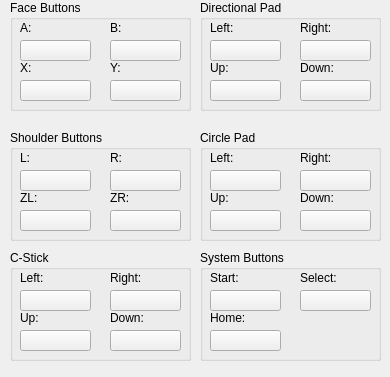
Before: the Qt Designer form src/citra_qt/configure_input.ui in bunnei/citra, drawn with Qt 5.
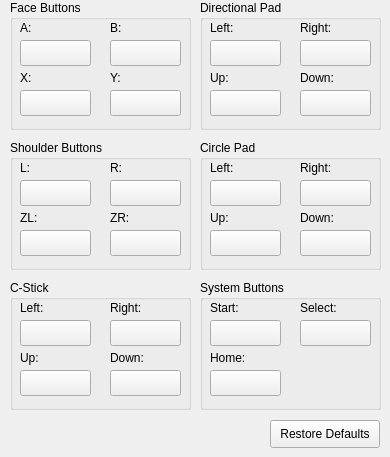
After: the same form once the commit is applied.

Commit message: Implement QT GUI tab for changing keyboard controls

Patch:
```diff
--- a/src/citra_qt/configure_input.ui
+++ b/src/citra_qt/configure_input.ui
@@ -7,7 +7,7 @@
     <x>0</x>
     <y>0</y>
     <width>390</width>
-    <height>377</height>
+        <height>457</height>
    </rect>
   </property>
   <property name="windowTitle">
@@ -19,7 +19,7 @@
      <x>10</x>
      <y>0</y>
      <width>181</width>
-     <height>111</height>
+          <height>130</height>
     </rect>
    </property>
    <property name="title">
@@ -37,7 +37,7 @@
       <x>10</x>
       <y>20</y>
       <width>71</width>
-      <height>41</height>
+            <height>50</height>
      </rect>
     </property>
     <widget class="QLabel" name="label">
@@ -59,7 +59,7 @@
        <x>0</x>
        <y>20</y>
        <width>71</width>
-       <height>21</height>
+              <height>26</height>
       </rect>
      </property>
      <property name="text">
@@ -73,7 +73,7 @@
       <x>100</x>
       <y>20</y>
       <width>71</width>
-      <height>41</height>
+            <height>50</height>
      </rect>
     </property>
     <widget class="QLabel" name="label_2">
@@ -95,7 +95,7 @@
        <x>0</x>
        <y>20</y>
        <width>71</width>
-       <height>21</height>
+              <height>26</height>
       </rect>
      </property>
      <property name="text">
@@ -107,9 +107,9 @@
     <property name="geometry">
      <rect>
       <x>10</x>
-      <y>60</y>
+            <y>70</y>
       <width>71</width>
-      <height>41</height>
+            <height>50</height>
      </rect>
     </property>
     <widget class="QLabel" name="label_3">
@@ -131,7 +131,7 @@
        <x>0</x>
        <y>20</y>
        <width>71</width>
-       <height>21</height>
+              <height>26</height>
       </rect>
      </property>
      <property name="text">
@@ -143,9 +143,9 @@
     <property name="geometry">
      <rect>
       <x>100</x>
-      <y>60</y>
+            <y>70</y>
       <width>71</width>
-      <height>41</height>
+            <height>50</height>
      </rect>
     </property>
     <widget class="QLabel" name="label_4">
@@ -167,7 +167,7 @@
        <x>0</x>
        <y>20</y>
        <width>71</width>
-       <height>21</height>
+              <height>26</height>
       </rect>
      </property>
      <property name="text">
@@ -187,7 +187,7 @@
      <x>200</x>
      <y>0</y>
      <width>181</width>
-     <height>111</height>
+          <height>130</height>
     </rect>
    </property>
    <property name="title">
@@ -203,9 +203,9 @@
     <property name="geometry">
      <rect>
       <x>10</x>
-      <y>60</y>
+            <y>70</y>
       <width>71</width>
-      <height>41</height>
+            <height>50</height>
      </rect>
     </property>
     <widget class="QLabel" name="label_5">
@@ -227,7 +227,7 @@
        <x>0</x>
        <y>20</y>
        <width>71</width>
-       <height>21</height>
+              <height>26</height>
       </rect>
      </property>
      <property name="text">
@@ -241,7 +241,7 @@
       <x>10</x>
       <y>20</y>
       <width>71</width>
-      <height>41</height>
+            <height>50</height>
      </rect>
     </property>
     <widget class="QLabel" name="label_8">
@@ -263,7 +263,7 @@
        <x>0</x>
        <y>20</y>
        <width>71</width>
-       <height>21</height>
+              <height>26</height>
       </rect>
      </property>
      <property name="text">
@@ -277,7 +277,7 @@
       <x>100</x>
       <y>20</y>
       <width>71</width>
-      <height>41</height>
+            <height>50</height>
      </rect>
     </property>
     <widget class="QLabel" name="label_7">
@@ -299,7 +299,7 @@
        <x>0</x>
        <y>20</y>
        <width>71</width>
-       <height>21</height>
+              <height>26</height>
       </rect>
      </property>
      <property name="text">
@@ -311,9 +311,9 @@
     <property name="geometry">
      <rect>
       <x>100</x>
-      <y>60</y>
+            <y>70</y>
       <width>71</width>
-      <height>41</height>
+            <height>50</height>
      </rect>
     </property>
     <widget class="QLabel" name="label_6">
@@ -335,7 +335,7 @@
        <x>0</x>
        <y>20</y>
        <width>71</width>
-       <height>21</height>
+              <height>26</height>
       </rect>
      </property>
      <property name="text">
@@ -353,9 +353,9 @@
    <property name="geometry">
     <rect>
      <x>10</x>
-     <y>130</y>
+          <y>140</y>
      <width>181</width>
-     <height>111</height>
+          <height>130</height>
     </rect>
    </property>
    <property name="title">
@@ -373,7 +373,7 @@
       <x>10</x>
       <y>20</y>
       <width>71</width>
-      <height>41</height>
+            <height>50</height>
      </rect>
     </property>
     <widget class="QLabel" name="label_9">
@@ -395,7 +395,7 @@
        <x>0</x>
        <y>20</y>
        <width>71</width>
-       <height>21</height>
+              <height>26</height>
       </rect>
      </property>
      <property name="text">
@@ -407,9 +407,9 @@
     <property name="geometry">
      <rect>
       <x>100</x>
-      <y>60</y>
+            <y>70</y>
       <width>71</width>
-      <height>41</height>
+            <height>50</height>
      </rect>
     </property>
     <widget class="QLabel" name="label_10">
@@ -431,7 +431,7 @@
        <x>0</x>
        <y>20</y>
        <width>71</width>
-       <height>21</height>
+              <height>26</height>
       </rect>
      </property>
      <property name="text">
@@ -445,7 +445,7 @@
       <x>100</x>
       <y>20</y>
       <width>71</width>
-      <height>41</height>
+            <height>50</height>
      </rect>
     </property>
     <widget class="QLabel" name="label_11">
@@ -467,7 +467,7 @@
        <x>0</x>
        <y>20</y>
        <width>71</width>
-       <height>21</height>
+              <height>26</height>
       </rect>
      </property>
      <property name="text">
@@ -479,9 +479,9 @@
     <property name="geometry">
      <rect>
       <x>10</x>
-      <y>60</y>
+            <y>70</y>
       <width>71</width>
-      <height>41</height>
+            <height>50</height>
      </rect>
     </property>
     <widget class="QLabel" name="label_12">
@@ -503,7 +503,7 @@
        <x>0</x>
        <y>20</y>
        <width>71</width>
-       <height>21</height>
+              <height>26</height>
       </rect>
      </property>
      <property name="text">
@@ -522,9 +522,9 @@
    <property name="geometry">
     <rect>
      <x>200</x>
-     <y>130</y>
+          <y>140</y>
      <width>181</width>
-     <height>111</height>
+          <height>130</height>
     </rect>
    </property>
    <property name="title">
@@ -542,7 +542,7 @@
       <x>10</x>
       <y>20</y>
       <width>71</width>
-      <height>41</height>
+            <height>50</height>
      </rect>
     </property>
     <widget class="QLabel" name="label_13">
@@ -564,7 +564,7 @@
        <x>0</x>
        <y>20</y>
        <width>71</width>
-       <height>21</height>
+              <height>26</height>
       </rect>
      </property>
      <property name="text">
@@ -576,9 +576,9 @@
     <property name="geometry">
      <rect>
       <x>100</x>
-      <y>60</y>
+            <y>70</y>
       <width>71</width>
-      <height>41</height>
+            <height>50</height>
      </rect>
     </property>
     <widget class="QLabel" name="label_14">
@@ -600,7 +600,7 @@
        <x>0</x>
        <y>20</y>
        <width>71</width>
-       <height>21</height>
+              <height>26</height>
       </rect>
      </property>
      <property name="text">
@@ -614,7 +614,7 @@
       <x>100</x>
       <y>20</y>
       <width>71</width>
-      <height>41</height>
+            <height>50</height>
      </rect>
     </property>
     <widget class="QLabel" name="label_15">
@@ -636,7 +636,7 @@
        <x>0</x>
        <y>20</y>
        <width>71</width>
-       <height>21</height>
+              <height>26</height>
       </rect>
      </property>
      <property name="text">
@@ -648,9 +648,9 @@
     <property name="geometry">
      <rect>
       <x>10</x>
-      <y>60</y>
+            <y>70</y>
       <width>71</width>
-      <height>41</height>
+            <height>50</height>
      </rect>
     </property>
     <widget class="QLabel" name="label_16">
@@ -672,7 +672,7 @@
        <x>0</x>
        <y>20</y>
        <width>71</width>
-       <height>21</height>
+              <height>26</height>
       </rect>
      </property>
      <property name="text">
@@ -685,9 +685,9 @@
    <property name="geometry">
     <rect>
      <x>10</x>
-     <y>250</y>
+          <y>280</y>
      <width>181</width>
-     <height>111</height>
+          <height>130</height>
     </rect>
    </property>
    <property name="title">
@@ -705,7 +705,7 @@
       <x>10</x>
       <y>20</y>
       <width>71</width>
-      <height>41</height>
+            <height>50</height>
      </rect>
     </property>
     <widget class="QLabel" name="label_17">
@@ -727,7 +727,7 @@
        <x>0</x>
        <y>20</y>
        <width>71</width>
-       <height>21</height>
+              <height>26</height>
       </rect>
      </property>
      <property name="text">
@@ -739,9 +739,9 @@
     <property name="geometry">
      <rect>
       <x>100</x>
-      <y>60</y>
+            <y>70</y>
       <width>71</width>
-      <height>41</height>
+            <height>50</height>
      </rect>
     </property>
     <widget class="QLabel" name="label_18">
@@ -763,7 +763,7 @@
        <x>0</x>
        <y>20</y>
        <width>71</width>
-       <height>21</height>
+              <height>26</height>
       </rect>
      </property>
      <property name="text">
@@ -777,7 +777,7 @@
       <x>100</x>
       <y>20</y>
       <width>71</width>
-      <height>41</height>
+            <height>50</height>
      </rect>
     </property>
     <widget class="QLabel" name="label_19">
@@ -799,7 +799,7 @@
        <x>0</x>
        <y>20</y>
        <width>71</width>
-       <height>21</height>
+              <height>26</height>
       </rect>
      </property>
      <property name="text">
@@ -811,9 +811,9 @@
     <property name="geometry">
      <rect>
       <x>10</x>
-      <y>60</y>
+            <y>70</y>
       <width>71</width>
-      <height>41</height>
+            <height>50</height>
      </rect>
     </property>
     <widget class="QLabel" name="label_20">
@@ -835,7 +835,7 @@
        <x>0</x>
        <y>20</y>
        <width>71</width>
-       <height>21</height>
+              <height>26</height>
       </rect>
      </property>
      <property name="text">
@@ -848,9 +848,9 @@
    <property name="geometry">
     <rect>
      <x>200</x>
-     <y>250</y>
+          <y>280</y>
      <width>181</width>
-     <height>111</height>
+          <height>130</height>
     </rect>
    </property>
    <property name="title">
@@ -868,7 +868,7 @@
       <x>10</x>
       <y>20</y>
       <width>71</width>
-      <height>41</height>
+            <height>50</height>
      </rect>
     </property>
     <widget class="QLabel" name="label_21">
@@ -890,7 +890,7 @@
        <x>0</x>
        <y>20</y>
        <width>71</width>
-       <height>21</height>
+              <height>26</height>
       </rect>
      </property>
      <property name="text">
@@ -904,7 +904,7 @@
       <x>100</x>
       <y>20</y>
       <width>71</width>
-      <height>41</height>
+            <height>50</height>
      </rect>
     </property>
     <widget class="QLabel" name="label_23">
@@ -926,7 +926,7 @@
        <x>0</x>
        <y>20</y>
        <width>71</width>
-       <height>21</height>
+              <height>26</height>
       </rect>
      </property>
      <property name="text">
@@ -938,9 +938,9 @@
     <property name="geometry">
      <rect>
       <x>10</x>
-      <y>60</y>
+            <y>70</y>
       <width>71</width>
-      <height>41</height>
+            <height>50</height>
      </rect>
     </property>
     <widget class="QLabel" name="label_24">
@@ -962,7 +962,7 @@
        <x>0</x>
        <y>20</y>
        <width>71</width>
-       <height>21</height>
+              <height>26</height>
       </rect>
      </property>
      <property name="text">
@@ -971,8 +971,21 @@
     </widget>
    </widget>
   </widget>
- </widget>
- <layoutdefault spacing="6" margin="11"/>
- <resources/>
- <connections/>
+    <widget class="QPushButton" name="btnRestoreDefaults">
+      <property name="geometry">
+        <rect>
+          <x>270</x>
+          <y>420</y>
+          <width>110</width>
+          <height>28</height>
+        </rect>
+      </property>
+      <property name="text">
+        <string>Restore Defaults</string>
+      </property>
+    </widget>
+  </widget>
+  <layoutdefault spacing="6" margin="11" />
+  <resources />
+  <connections />
 </ui>
```
Left out of the diff: 62 changed lines with no effect on the pictures. Lines whose indentation alone changed are shown as unchanged. The commit also changes 7 other files.
